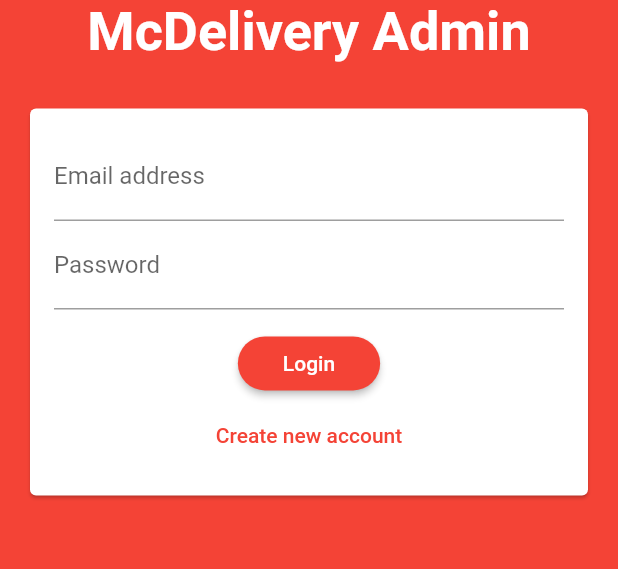
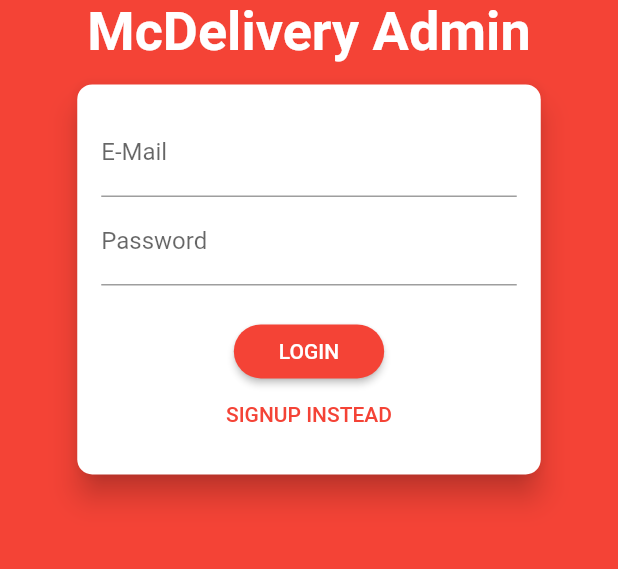
Before and after one commit to ftsaylon/mcdeliver_clone_admin, a Flutter app: the screen it shows after launch, on a phone screen of 412 x 824 dp, the part 335-904 px from its top. Run offline on Flutter 3.47's test engine with Material 2 defaults, Android fonts, the phone set to English and light mode, and no system bars; our stand-ins replace firebase_auth, firebase_database; accounts and stored records are empty.

Commit message:
Redesigned auth screen

```diff
--- a/lib/screens/auth_screen.dart
+++ b/lib/screens/auth_screen.dart
@@ -1,91 +1,11 @@
 import 'package:flutter/material.dart';
-import 'package:firebase_auth/firebase_auth.dart';
-import 'package:firebase_database/firebase_database.dart';
-import 'package:flutter/services.dart';
 
 import '../widgets/auth_form.dart';
 
-class AuthScreen extends StatefulWidget {
-  AuthScreen({Key key}) : super(key: key);
+class AuthScreen extends StatelessWidget {
+  static const routeName = '/auth';
 
   @override
-  _AuthScreenState createState() => _AuthScreenState();
-}
-
-class _AuthScreenState extends State<AuthScreen> {
-  final _auth = FirebaseAuth.instance;
-  var _isLoading = false;
-
-  void _submitAuthForm(
-    String email,
-    String password,
-    String username,
-    bool isLogin,
-    BuildContext context,
-  ) async {
-    AuthResult authResult;
-
-    try {
-      setState(() {
-        _isLoading = true;
-      });
-
-      if (isLogin) {
-        authResult = await _auth.signInWithEmailAndPassword(
-          email: email,
-          password: password,
-        );
-      } else {
-        authResult = await _auth.createUserWithEmailAndPassword(
-          email: email,
-          password: password,
-        );
-
-        await FirebaseDatabase.instance.reference().child('users').push().set({
-          'userId': authResult.user.uid,
-          'firstName': '',
-          'lastName': '',
-          'email': email,
-          'address': '',
-        });
-      }
-    } on PlatformException catch (e) {
-      var message = 'An error occured, please check your credentials';
-
-      if (e.message != null) {
-        message = e.message;
-      }
-
-      Scaffold.of(context).showSnackBar(
-        SnackBar(
-          content: Text(message),
-          backgroundColor: Theme.of(context).errorColor,
-        ),
-      );
-
-      setState(() {
-        _isLoading = false;
-      });
-    } catch (e) {
-      setState(() {
-        _isLoading = false;
-      });
-
-      print(e);
-    }
-  }
-
-  @override
-  // Widget build(BuildContext context) {
-  //   return Scaffold(
-  //     backgroundColor: Theme.of(context).primaryColor,
-  //     body: AuthForm(
-  //       submitFn: _submitAuthForm,
-  //       isLoading: _isLoading,
-  //     ),
-  //   );
-  // }
-
   Widget build(BuildContext context) {
     final deviceSize = MediaQuery.of(context).size;
     return SafeArea(
@@ -124,10 +44,7 @@ class _AuthScreenState extends State<AuthScreen> {
                       ],
                     ),
                     SizedBox(height: 10),
-                    AuthForm(
-                      submitFn: _submitAuthForm,
-                      isLoading: _isLoading,
-                    ),
+                    AuthForm(),
                   ],
                 ),
               ),
--- a/lib/widgets/auth_form.dart
+++ b/lib/widgets/auth_form.dart
@@ -1,143 +1,253 @@
+import 'package:firebase_auth/firebase_auth.dart';
+import 'package:firebase_database/firebase_database.dart';
 import 'package:flutter/material.dart';
+import 'package:flutter/services.dart';
+
+enum AuthMode { Signup, Login }
 
 class AuthForm extends StatefulWidget {
-  final void Function(
-    String email,
-    String password,
-    String username,
-    bool isLogin,
-    BuildContext context,
-  ) submitFn;
-
-  final bool isLoading;
-
   const AuthForm({
     Key key,
-    this.submitFn,
-    this.isLoading,
   }) : super(key: key);
 
   @override
   _AuthFormState createState() => _AuthFormState();
 }
 
-class _AuthFormState extends State<AuthForm> {
-  final _formKey = GlobalKey<FormState>();
-  var _isLogin = true;
-  var _userEmail = '';
-  var _userName = '';
-  var _userPassword = '';
+class _AuthFormState extends State<AuthForm>
+    with SingleTickerProviderStateMixin {
+  final _auth = FirebaseAuth.instance;
+  final GlobalKey<FormState> _formKey = GlobalKey();
+  AuthMode _authMode = AuthMode.Login;
+  Map<String, String> _authData = {
+    'email': '',
+    'password': '',
+  };
+  var _isLoading = false;
+  final _passwordController = TextEditingController();
+  AnimationController _controller;
+  Animation<Offset> _slideAnimation;
+  Animation<double> _opacityAnimation;
 
-  void _trySubmit() {
-    final isValid = _formKey.currentState.validate();
-    FocusScope.of(context).unfocus();
+  @override
+  void initState() {
+    super.initState();
+    _controller = AnimationController(
+      vsync: this,
+      duration: Duration(
+        milliseconds: 300,
+      ),
+    );
+    _slideAnimation = Tween<Offset>(
+      begin: Offset(0, -1.5),
+      end: Offset(0, 0),
+    ).animate(
+      CurvedAnimation(
+        parent: _controller,
+        curve: Curves.fastOutSlowIn,
+      ),
+    );
+    _opacityAnimation = Tween(begin: 0.0, end: 1.0).animate(
+      CurvedAnimation(
+        parent: _controller,
+        curve: Curves.easeIn,
+      ),
+    );
+  }
 
-    if (isValid) {
+  void _showErrorDialog(String message) {
+    showDialog(
+      context: context,
+      builder: (ctx) => AlertDialog(
+        title: Text('An Error Occurred!'),
+        content: Text(message),
+        actions: <Widget>[
+          FlatButton(
+            child: Text('Okay'),
+            onPressed: () {
+              Navigator.of(ctx).pop();
+            },
+          )
+        ],
+      ),
+    );
+  }
+
+  Future<void> _submit() async {
+    AuthResult authResult;
+    if (!_formKey.currentState.validate()) {
+      // Invalid!
+      return;
+    }
     _formKey.currentState.save();
-      widget.submitFn(
-        _userEmail.trim(),
-        _userPassword.trim(),
-        _userName.trim(),
-        _isLogin,
-        context,
+    setState(() {
+      _isLoading = true;
+    });
+    try {
+      if (_authMode == AuthMode.Login) {
+        // Log user in
+        authResult = await _auth.signInWithEmailAndPassword(
+          email: _authData['email'],
+          password: _authData['password'],
         );
+      } else {
+        // Sign user up
+        authResult = await _auth.createUserWithEmailAndPassword(
+          email: _authData['email'],
+          password: _authData['password'],
+        );
+
+        await FirebaseDatabase.instance.reference().child('users').push().set({
+          'userId': authResult.user.uid,
+          'firstName': '',
+          'lastName': '',
+          'email': authResult.user.email,
+          'address': '',
+        });
+      }
+    } on PlatformException catch (error) {
+      var errorMessage = 'Authentication failed';
+      if (error.toString().contains('EMAIL_EXISTS')) {
+        errorMessage = 'This email address is already in use.';
+      } else if (error.toString().contains('INVALID_EMAIL')) {
+        errorMessage = 'This is not a valid email address';
+      } else if (error.toString().contains('WEAK_PASSWORD')) {
+        errorMessage = 'This password is too weak.';
+      } else if (error.toString().contains('EMAIL_NOT_FOUND')) {
+        errorMessage = 'Could not find a user with that email.';
+      } else if (error.toString().contains('INVALID_PASSWORD')) {
+        errorMessage = 'Invalid password.';
+      }
+      _showErrorDialog(errorMessage);
+    } catch (error) {
+      const errorMessage =
+          'Could not authenticate you. Please try again later.';
+      _showErrorDialog(errorMessage);
+    }
+
+    setState(() {
+      _isLoading = false;
+    });
+  }
+
+  void _switchAuthMode() {
+    if (_authMode == AuthMode.Login) {
+      setState(() {
+        _authMode = AuthMode.Signup;
+      });
+      _controller.forward();
+    } else {
+      setState(() {
+        _authMode = AuthMode.Login;
+      });
+      _controller.reverse();
     }
   }
 
   @override
   Widget build(BuildContext context) {
-    return Center(
-      child: Card(
-        margin: EdgeInsets.all(20),
-        child: SingleChildScrollView(
-          child: Padding(
-            padding: EdgeInsets.all(16),
+    final deviceSize = MediaQuery.of(context).size;
+    return Card(
+      shape: RoundedRectangleBorder(
+        borderRadius: BorderRadius.circular(10.0),
+      ),
+      elevation: 8.0,
+      child: AnimatedContainer(
+        duration: Duration(milliseconds: 300),
+        curve: Curves.easeIn,
+        height: _authMode == AuthMode.Signup ? 320 : 260,
+        // height: _heightAnimation.value.height,
+        constraints:
+            BoxConstraints(minHeight: _authMode == AuthMode.Signup ? 320 : 260),
+        width: deviceSize.width * 0.75,
+        padding: EdgeInsets.all(16.0),
         child: Form(
           key: _formKey,
+          child: SingleChildScrollView(
             child: Column(
-                mainAxisSize: MainAxisSize.min,
               children: <Widget>[
                 TextFormField(
-                    key: ValueKey('email'),
+                  decoration: InputDecoration(labelText: 'E-Mail'),
+                  keyboardType: TextInputType.emailAddress,
                   validator: (value) {
                     if (value.isEmpty || !value.contains('@')) {
-                        return 'Please enter a valid email address';
+                      return 'Invalid email!';
                     }
                     return null;
                   },
-                    keyboardType: TextInputType.emailAddress,
-                    decoration: InputDecoration(
-                      labelText: 'Email address',
-                    ),
                   onSaved: (value) {
-                      _userEmail = value;
+                    _authData['email'] = value;
                   },
                 ),
-                  if (!_isLogin)
                 TextFormField(
-                      key: ValueKey('username'),
+                  decoration: InputDecoration(labelText: 'Password'),
+                  obscureText: true,
+                  controller: _passwordController,
                   validator: (value) {
-                        if (value.isEmpty || value.length < 4) {
-                          return 'Please enter at least 4 characters';
+                    if (value.isEmpty || value.length < 5) {
+                      return 'Password is too short!';
                     }
                     return null;
                   },
-                      decoration: InputDecoration(
-                        labelText: 'Username',
-                      ),
                   onSaved: (value) {
-                        _userName = value;
+                    _authData['password'] = value;
                   },
                 ),
-                  TextFormField(
-                    key: ValueKey('password'),
-                    validator: (value) {
-                      if (value.isEmpty || value.length < 7) {
-                        return 'Password must be at least 7 characters long';
+                AnimatedContainer(
+                  constraints: BoxConstraints(
+                    minHeight: _authMode == AuthMode.Signup ? 60 : 0,
+                    maxHeight: _authMode == AuthMode.Signup ? 120 : 0,
+                  ),
+                  duration: Duration(milliseconds: 300),
+                  curve: Curves.easeIn,
+                  child: FadeTransition(
+                    opacity: _opacityAnimation,
+                    child: SlideTransition(
+                      position: _slideAnimation,
+                      child: TextFormField(
+                        enabled: _authMode == AuthMode.Signup,
+                        decoration:
+                            InputDecoration(labelText: 'Confirm Password'),
+                        obscureText: true,
+                        validator: _authMode == AuthMode.Signup
+                            ? (value) {
+                                if (value != _passwordController.text) {
+                                  return 'Passwords do not match!';
                                 }
                                 return null;
-                    },
-                    decoration: InputDecoration(
-                      labelText: 'Password',
+                              }
+                            : null,
                       ),
-                    obscureText: true,
-                    onSaved: (value) {
-                      _userPassword = value;
-                    },
                     ),
-                  SizedBox(height: 12),
-                  if (widget.isLoading) CircularProgressIndicator(),
-                  if (!widget.isLoading)
-                    RaisedButton(
+                  ),
+                ),
+                SizedBox(
+                  height: 20,
+                ),
+                _isLoading
+                    ? CircularProgressIndicator()
+                    : RaisedButton(
                         child: Text(
-                        _isLogin ? 'Login' : 'Sign Up',
-                      ),
-                      onPressed: _trySubmit,
+                            _authMode == AuthMode.Login ? 'LOGIN' : 'SIGN UP'),
+                        onPressed: _submit,
                         shape: RoundedRectangleBorder(
                           borderRadius: BorderRadius.circular(30),
                         ),
-                      padding:
-                          EdgeInsets.symmetric(horizontal: 30.0, vertical: 8.0),
+                        padding: EdgeInsets.symmetric(
+                            horizontal: 30.0, vertical: 8.0),
                         color: Theme.of(context).primaryColor,
                         textColor:
                             Theme.of(context).primaryTextTheme.button.color,
                       ),
-                  if (!widget.isLoading)
                 FlatButton(
+                  child: Text(
+                      '${_authMode == AuthMode.Login ? 'SIGNUP' : 'LOGIN'} INSTEAD'),
+                  onPressed: _switchAuthMode,
+                  padding: EdgeInsets.symmetric(horizontal: 30.0, vertical: 4),
+                  materialTapTargetSize: MaterialTapTargetSize.shrinkWrap,
                   textColor: Theme.of(context).primaryColor,
-                      child: Text(
-                        _isLogin
-                            ? 'Create new account'
-                            : 'I already have an account',
-                      ),
-                      onPressed: () {
-                        setState(() {
-                          _isLogin = !_isLogin;
-                        });
-                      },
                 ),
               ],
-              ),
             ),
           ),
         ),
```
Lines whose indentation alone changed are shown as unchanged.
